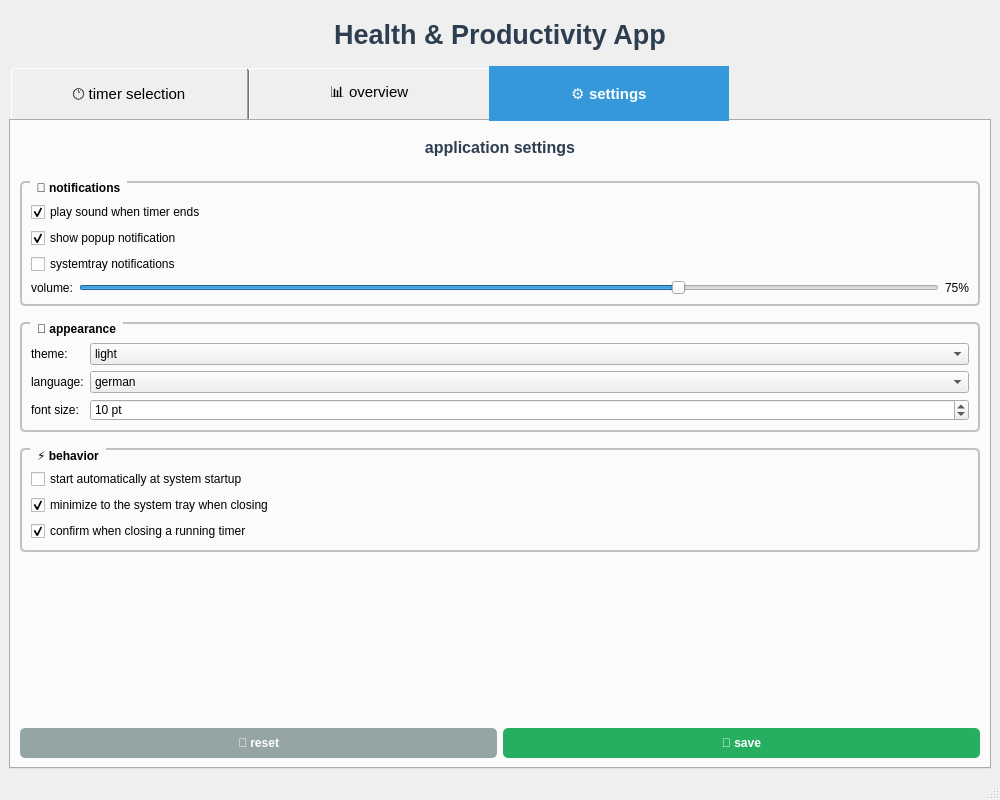
Above: ui/MainWindow.ui from AlexanderKaess/HealthAndProductivityAssistant before the change. Below: the same form after it.
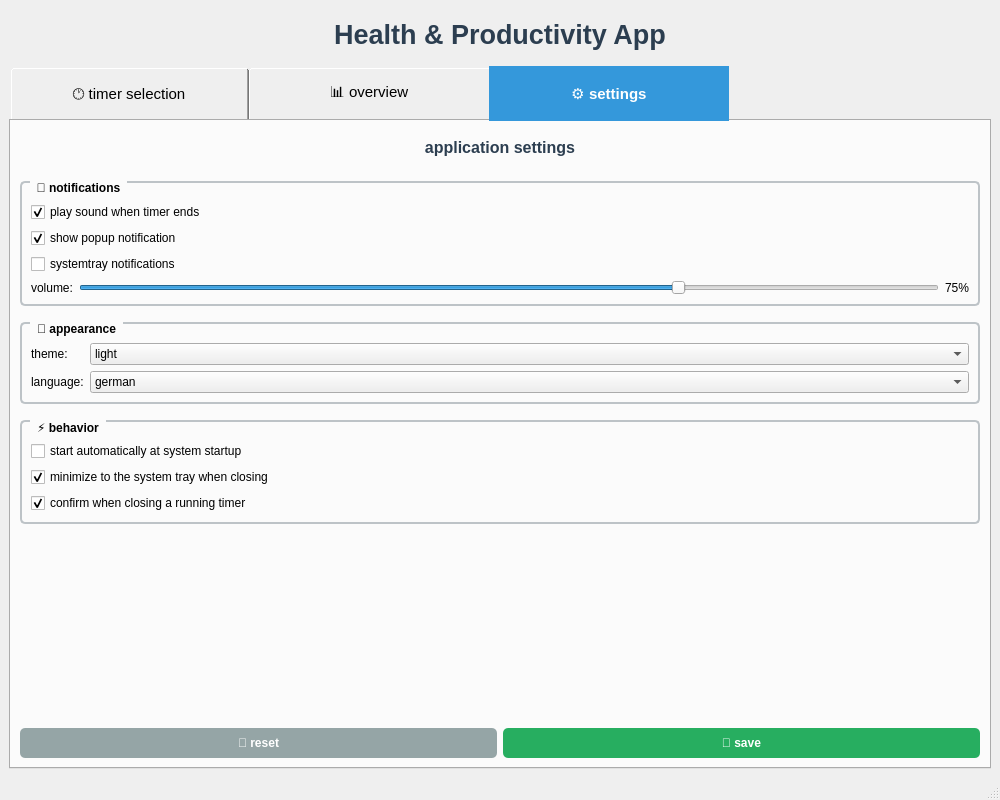
That is the form after the change. The open tabs and pages were chosen to show the change.

```diff
--- a/ui/MainWindow.ui
+++ b/ui/MainWindow.ui
@@ -384,29 +384,6 @@
              </item>
             </widget>
            </item>
-           <item row="2" column="0">
-            <widget class="QLabel" name="fontSizeLabel">
-             <property name="text">
-              <string>font size:</string>
-             </property>
-            </widget>
-           </item>
-           <item row="2" column="1">
-            <widget class="QSpinBox" name="fontSizeSpinBox">
-             <property name="suffix">
-              <string> pt</string>
-             </property>
-             <property name="minimum">
-              <number>8</number>
-             </property>
-             <property name="maximum">
-              <number>24</number>
-             </property>
-             <property name="value">
-              <number>10</number>
-             </property>
-            </widget>
-           </item>
           </layout>
          </widget>
         </item>
```
Left out of the diff: 7 changed lines with no effect on the pictures.
